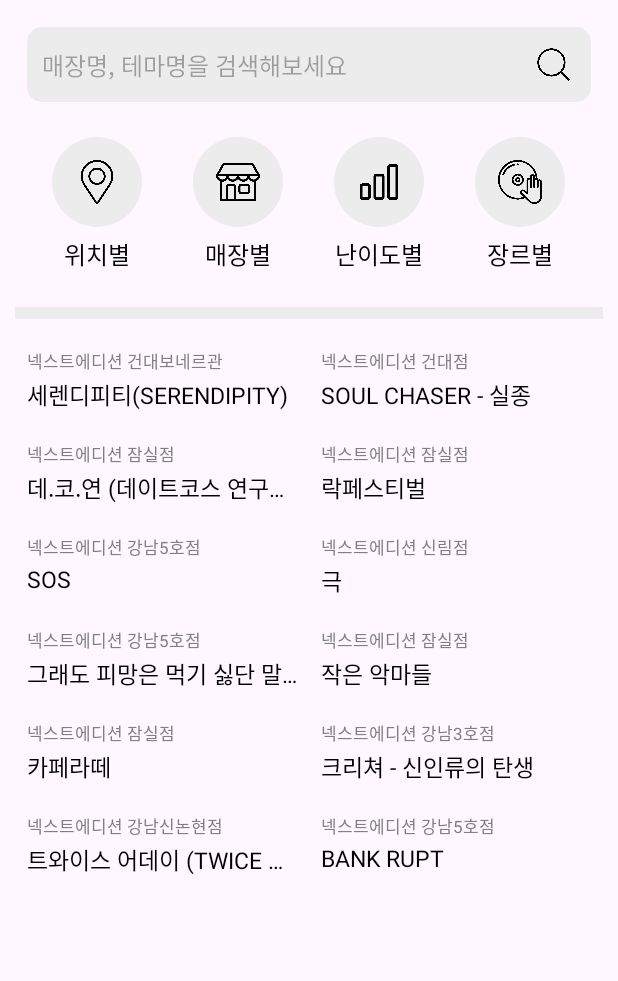
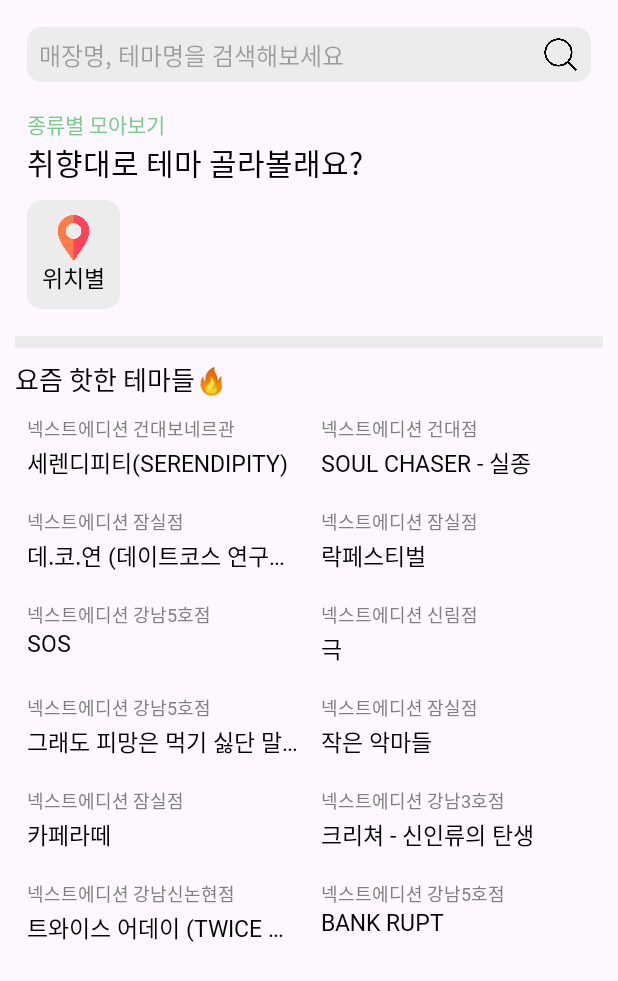
Before and after one commit to escape0906/EscapeApp, an Android app: the screen it shows after launch (MainActivity), on a phone screen of 412 x 824 dp. Shown: the top 981 px of the screen. Run offline under Robolectric (Android 15) with nearby library versions, the phone set to English and light mode, and no system bars; our stand-ins replace Dagger/Hilt's generated code, data binding; pictures from the network do not load; 1 statement that could not run was skipped.

Commit message:
[Update] home 화면 폰트 적용

```diff
--- a/app/src/main/res/layout/fragment_home.xml
+++ b/app/src/main/res/layout/fragment_home.xml
@@ -29,7 +29,10 @@
                     android:layout_marginTop="8dp"
                     android:layout_marginEnd="8dp"
                     android:background="@drawable/round_rectange"
-                    android:padding="10dp">
+                    android:paddingTop="3dp"
+                    android:paddingBottom="3dp"
+                    android:paddingStart="8dp"
+                    android:paddingEnd="5dp">
 
                     <EditText
                         android:id="@+id/et_search"
@@ -41,6 +44,7 @@
                         android:textSize="16sp"
                         android:hint="매장명, 테마명을 검색해보세요"
                         android:inputType="text"
+                        android:fontFamily="@font/notosansregular"
                         app:layout_constraintBottom_toBottomOf="parent"
                         app:layout_constraintEnd_toStartOf="@+id/imageView"
                         app:layout_constraintStart_toStartOf="parent"
@@ -59,130 +63,74 @@
                 <androidx.constraintlayout.widget.ConstraintLayout
                     android:layout_width="match_parent"
                     android:layout_height="wrap_content"
-                    android:layout_marginVertical="15dp"
+                    android:layout_marginVertical="10dp"
                     android:padding="8dp">
 
-                    <LinearLayout
-                        android:id="@+id/linearLayout"
-                        android:layout_width="match_parent"
-                        android:layout_height="match_parent"
-                        android:orientation="horizontal"
-                        app:layout_constraintBottom_toBottomOf="parent"
+
+                    <TextView
+                        android:id="@+id/textView"
+                        android:layout_width="wrap_content"
+                        android:layout_height="wrap_content"
+                        android:fontFamily="@font/notosanssemibold"
+                        android:includeFontPadding="false"
+                        android:text="종류별 모아보기"
+                        android:textColor="@color/energetic_green"
+                        android:textSize="14sp"
                         app:layout_constraintEnd_toEndOf="parent"
+                        app:layout_constraintHorizontal_bias="0.0"
                         app:layout_constraintStart_toStartOf="parent"
-                        app:layout_constraintTop_toTopOf="parent">
+                        app:layout_constraintTop_toTopOf="parent" />
 
-                        <LinearLayout
+                    <TextView
+                        android:id="@+id/textView2"
+                        android:layout_width="wrap_content"
+                        android:layout_height="wrap_content"
+                        android:fontFamily="@font/notosansregular"
+                        android:includeFontPadding="false"
+                        android:text="취향대로 테마 골라볼래요?"
+                        android:textColor="@color/black"
+                        android:textSize="20sp"
+                        app:layout_constraintEnd_toEndOf="parent"
+                        app:layout_constraintHorizontal_bias="0.0"
+                        app:layout_constraintStart_toStartOf="parent"
+                        app:layout_constraintTop_toBottomOf="@+id/textView" />
+
+
+                    <androidx.constraintlayout.widget.ConstraintLayout
+                        android:layout_width="wrap_content"
+                        android:layout_height="wrap_content"
+                        android:layout_marginTop="10dp"
+                        android:padding="10dp"
+                        android:background="@drawable/round_rectange"
+                        app:layout_constraintStart_toStartOf="parent"
+                        app:layout_constraintTop_toBottomOf="@+id/textView2">
+
+                        <ImageView
+                            android:id="@+id/imageView2"
+                            android:layout_width="30dp"
+                            android:layout_height="30dp"
+                            android:contentDescription=""
+                            android:src="@drawable/location"
+                            app:layout_constraintEnd_toEndOf="parent"
+                            app:layout_constraintStart_toStartOf="parent"
+                            app:layout_constraintTop_toTopOf="parent" />
+
+                        <TextView
                             android:layout_width="wrap_content"
                             android:layout_height="wrap_content"
-                            android:layout_marginHorizontal="5dp"
-                            android:layout_weight="1"
-                            android:orientation="vertical">
+                            android:fontFamily="@font/notosansregular"
+                            android:includeFontPadding="false"
+                            android:text="위치별"
+                            android:textColor="@color/black"
+                            android:textSize="15sp"
+                            app:layout_constraintBottom_toBottomOf="parent"
+                            app:layout_constraintEnd_toEndOf="parent"
+                            app:layout_constraintStart_toStartOf="parent"
+                            app:layout_constraintTop_toBottomOf="@+id/imageView2" />
 
-                            <ImageView
-                                android:id="@+id/imageView2"
-                                android:layout_width="60dp"
-                                android:layout_height="60dp"
-                                android:layout_gravity="center"
-                                android:background="@drawable/background_circle"
-                                android:padding="15dp"
-                                app:srcCompat="@drawable/pin" />
 
-                            <TextView
-                                android:id="@+id/textView"
-                                android:layout_width="match_parent"
-                                android:layout_height="wrap_content"
-                                android:layout_marginTop="6dp"
-                                android:text="위치별"
-                                android:textAlignment="center"
-                                android:textColor="@color/black"
-                                android:textSize="16sp" />
-                        </LinearLayout>
+                    </androidx.constraintlayout.widget.ConstraintLayout>
 
-                        <LinearLayout
-                            android:id="@+id/store_btn"
-                            android:layout_width="wrap_content"
-                            android:layout_height="wrap_content"
-                            android:layout_marginHorizontal="5dp"
-                            android:layout_weight="1"
-                            android:orientation="vertical">
-
-                            <ImageView
-                                android:id="@+id/store_img"
-                                android:layout_width="60dp"
-                                android:layout_height="60dp"
-                                android:layout_gravity="center"
-                                android:background="@drawable/background_circle"
-                                android:padding="15dp"
-                                app:srcCompat="@drawable/shop" />
-
-                            <TextView
-                                android:id="@+id/store_title"
-                                android:layout_width="match_parent"
-                                android:layout_height="wrap_content"
-                                android:layout_marginTop="6dp"
-                                android:text="매장별"
-                                android:textAlignment="center"
-                                android:textColor="@color/black"
-                                android:textSize="16sp" />
-                        </LinearLayout>
-
-                        <LinearLayout
-                            android:id="@+id/level_btn"
-                            android:layout_width="wrap_content"
-                            android:layout_height="wrap_content"
-                            android:layout_marginHorizontal="5dp"
-                            android:layout_weight="1"
-                            android:orientation="vertical">
-
-                            <ImageView
-                                android:id="@+id/level_img"
-                                android:layout_width="60dp"
-                                android:layout_height="60dp"
-                                android:layout_gravity="center"
-                                android:background="@drawable/background_circle"
-                                android:padding="15dp"
-                                app:srcCompat="@drawable/signal" />
-
-                            <TextView
-                                android:id="@+id/level_title"
-                                android:layout_width="match_parent"
-                                android:layout_height="wrap_content"
-                                android:layout_marginTop="6dp"
-                                android:text="난이도별"
-                                android:textAlignment="center"
-                                android:textColor="@color/black"
-                                android:textSize="16sp" />
-                        </LinearLayout>
-
-                        <LinearLayout
-                            android:id="@+id/genre_btn"
-                            android:layout_width="wrap_content"
-                            android:layout_height="wrap_content"
-                            android:layout_marginHorizontal="5dp"
-                            android:layout_weight="1"
-                            android:orientation="vertical">
-
-                            <ImageView
-                                android:id="@+id/genre_img"
-                                android:layout_width="60dp"
-                                android:layout_height="60dp"
-                                android:layout_gravity="center"
-                                android:background="@drawable/background_circle"
-                                android:padding="15dp"
-                                app:srcCompat="@drawable/dj" />
-
-                            <TextView
-                                android:id="@+id/genre_title"
-                                android:layout_width="match_parent"
-                                android:layout_height="wrap_content"
-                                android:layout_marginTop="6dp"
-                                android:text="장르별"
-                                android:textAlignment="center"
-                                android:textColor="@color/black"
-                                android:textSize="16sp" />
-                        </LinearLayout>
-                    </LinearLayout>
                 </androidx.constraintlayout.widget.ConstraintLayout>
 
                 <View
@@ -190,6 +138,14 @@
                     android:layout_height="8dp"
                     android:background="@color/light_gray_03"
                     android:layout_marginBottom="8dp"/>
+
+                <TextView
+                    android:layout_width="wrap_content"
+                    android:layout_height="wrap_content"
+                    android:text="요즘 핫한 테마들🔥"
+                    android:textSize="17sp"
+                    android:fontFamily="@font/notosanssemibold"
+                    android:textColor="@color/black"/>
 
                 <androidx.recyclerview.widget.RecyclerView
                     android:id="@+id/home_themeList"
--- a/app/src/main/res/layout/item_theme.xml
+++ b/app/src/main/res/layout/item_theme.xml
@@ -21,10 +21,12 @@
         android:layout_width="match_parent"
         android:layout_height="wrap_content"
         android:textColor="@color/light_gray_06"
-        android:textSize="11sp"
+        android:textSize="12sp"
         android:maxLines="1"
         android:ellipsize="end"
+        android:fontFamily="@font/notosansregular"
         android:layout_marginTop="3dp"
+        android:includeFontPadding="false"
         android:text="테마 매장명" />
 
     <TextView
@@ -36,5 +38,7 @@
         android:layout_marginTop="2dp"
         android:maxLines="1"
         android:ellipsize="end"
+        android:includeFontPadding="false"
+        android:fontFamily="@font/notosansmedium"
         android:text="테마명" />
 </LinearLayout>
```
Also changed, not shown: app/src/main/res/drawable/location.png (added), app/src/main/res/drawable/pin.png (deleted).
